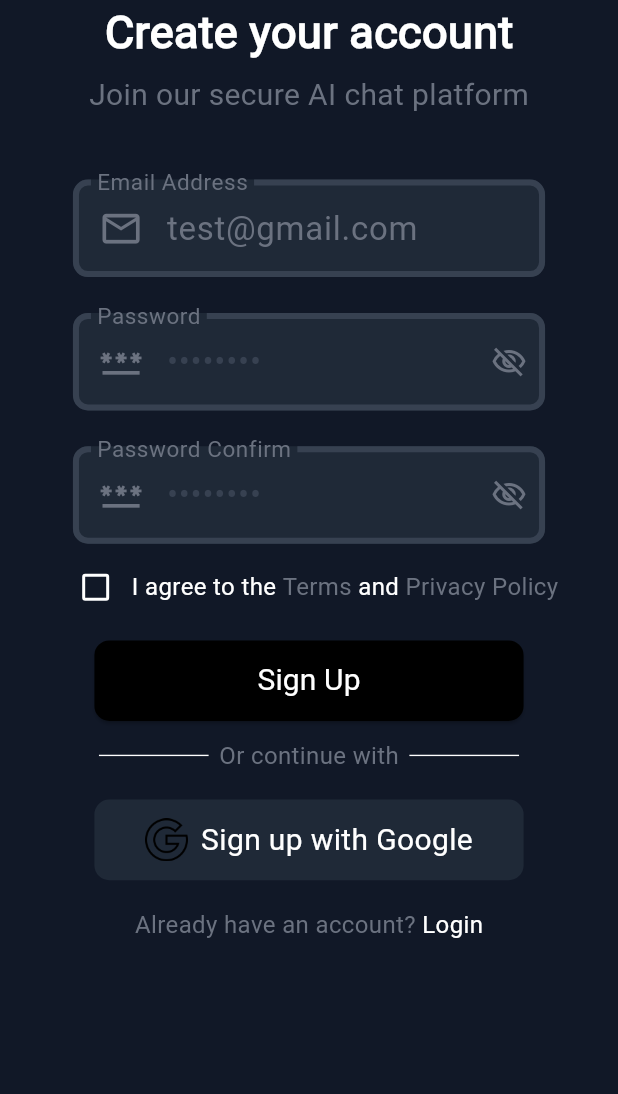
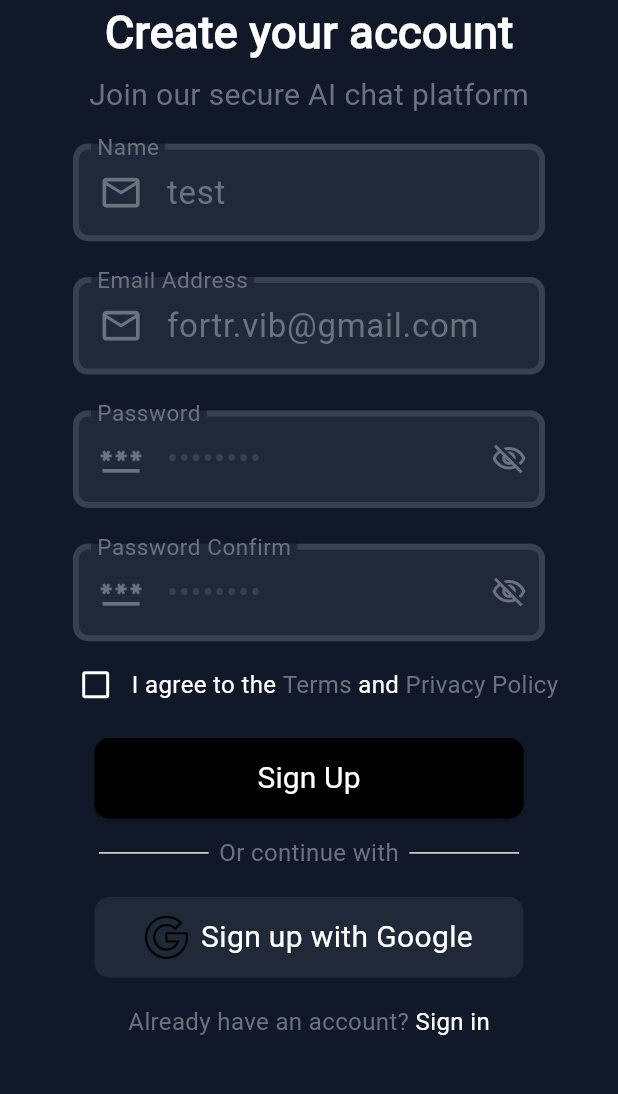
Before and after one commit to yasinowo/chatgpt-with-flutter, a Flutter app: the screen it shows after launch, on a phone screen of 412 x 824 dp, the part 72-1166 px from its top. Run offline on Flutter 3.47's test engine with Material 3 defaults, Android fonts, the phone set to English and light mode, and no system bars; our stand-ins replace animated_text_kit, bloc, dio, flutter_bloc, flutter_screenutil, get_it and 3 more; missing offline and left inert: clipboard, gpt_markdown, stream_typewriter_text; accounts and stored records are empty.

Commit message:
fix rout & add display name

```diff
--- a/lib/components/button_global.dart
+++ b/lib/components/button_global.dart
@@ -8,18 +8,19 @@ import 'package:my_chat_gpt/model/user_model.dart';
 import 'package:my_chat_gpt/them/fonts_style.dart';
 
 class ElevatedButtonGlobal extends StatelessWidget {
-  const ElevatedButtonGlobal({
-    super.key,
+  const ElevatedButtonGlobal(
+      {super.key,
       required this.text,
       required this.formKey,
       this.emailController,
       this.passwordController,
-  });
+      this.displayNameController});
 
   final String text;
   final GlobalKey<FormState> formKey;
   final TextEditingController? emailController;
   final TextEditingController? passwordController;
+  final TextEditingController? displayNameController;
 
   @override
   Widget build(BuildContext context) {
@@ -45,7 +46,7 @@ class ElevatedButtonGlobal extends StatelessWidget {
       final user = UserModel(
           email: emailController!.text,
           password: passwordController!.text,
-      );
+          displayName: displayNameController!.text);
 
       if (text == 'Login') {
         BlocProvider.of<AuthBloc>(context).add(SignIn(user));
--- a/lib/data/datasourse/auth_datasourse.dart
+++ b/lib/data/datasourse/auth_datasourse.dart
@@ -11,9 +11,9 @@ class AuthDataSource extends IAuthDatasource {
   @override
   Future<User?> signUp(UserModel user) async {
     final response = await _client.auth.signUp(
-      email: user.email,
-      password: user.password,
-    );
+        email: user.email,
+        password: user.password,
+        data: {'display_name': user.displayName});
     return response.user;
   }
 
--- a/lib/model/user_model.dart
+++ b/lib/model/user_model.dart
@@ -1,6 +1,8 @@
 class UserModel {
   final String email;
   final String password;
+  final String displayName;
 
-  UserModel({required this.email, required this.password});
+  UserModel(
+      {required this.email, required this.password, required this.displayName});
 }
--- a/lib/screens/register_screen.dart
+++ b/lib/screens/register_screen.dart
@@ -1,5 +1,8 @@
 import 'package:flutter/material.dart';
+import 'package:flutter_bloc/flutter_bloc.dart';
 import 'package:flutter_screenutil/flutter_screenutil.dart';
+import 'package:my_chat_gpt/bloc/auth/auth_bloc.dart';
+import 'package:my_chat_gpt/screens/login_screen.dart';
 import 'package:my_chat_gpt/them/fonts_style.dart';
 import 'package:my_chat_gpt/components/appbar_global.dart';
 import 'package:my_chat_gpt/components/button_global.dart';
@@ -14,10 +17,10 @@ class RegisterScreen extends StatefulWidget {
 }
 
 class _RegisterScreenState extends State<RegisterScreen> {
-  final TextEditingController nameController =
+  final TextEditingController displayNameController =
       TextEditingController(text: 'test');
   final TextEditingController emailController =
-      TextEditingController(text: 'test@gmail.com');
+      TextEditingController(text: 'fortr.vib@gmail.com');
 
   final TextEditingController passwordConfirmController =
       TextEditingController(text: '12345678');
@@ -59,14 +62,14 @@ class _RegisterScreenState extends State<RegisterScreen> {
                             .copyWith(color: theme.colorScheme.primary),
                       ),
                     ),
-                    // Padding(
-                    //     padding: EdgeInsets.symmetric(vertical: 10.h),
-                    //     child: TextFildGlobal(
-                    //       controller: nameController,
-                    //       text: 'Full Name',
-                    //     )),
                     Padding(
-                        padding: EdgeInsets.only(bottom: 10.h, top: 30.h),
+                        padding: EdgeInsets.symmetric(vertical: 10.h),
+                        child: TextFildGlobal(
+                          controller: displayNameController,
+                          text: 'Name',
+                        )),
+                    Padding(
+                        padding: EdgeInsets.only(bottom: 10.h, top: 10.h),
                         child: TextFildGlobal(
                           controller: emailController,
                           text: 'Email Address',
@@ -92,6 +95,7 @@ class _RegisterScreenState extends State<RegisterScreen> {
                         formKey: _formKey,
                         emailController: emailController,
                         passwordController: passwordController,
+                        displayNameController: displayNameController,
                       ),
                     ),
                     Padding(
@@ -165,10 +169,24 @@ class _RegisterScreenState extends State<RegisterScreen> {
                           style: MyFonts.bodySmall
                               .copyWith(color: theme.colorScheme.primary),
                         ),
-                        Text(
-                          'Login',
-                          style: MyFonts.bodySmall
-                              .copyWith(color: theme.colorScheme.tertiary),
+                        GestureDetector(
+                          onTap: () {
+                            Navigator.pushNamed(context, '/login');
+                            // Navigator.pushReplacement(context,
+                            //     MaterialPageRoute(
+                            //   builder: (context) {
+                            //     return BlocProvider(
+                            //       create: (context) => AuthBloc(),
+                            //       child: LoginScreen(),
+                            //     );
+                            //   },
+                            // ));
+                          },
+                          child: Text(
+                            'Sign in',
+                            style: MyFonts.bodySmall
+                                .copyWith(color: theme.colorScheme.tertiary),
+                          ),
                         ),
                       ],
                     )
--- a/pubspec.yaml
+++ b/pubspec.yaml
@@ -50,6 +50,7 @@ dependencies:
   clipboard: ^0.1.3
   animated_text_kit: ^4.2.3
   supabase_flutter: ^2.8.4
+  meta: ^1.16.0
 dev_dependencies:
   flutter_test:
     sdk: flutter
```
Also changed, not shown: lib/bloc/auth/auth_bloc.dart (+40 -42 lines), pubspec.lock. Lines whose indentation alone changed are shown as unchanged.
